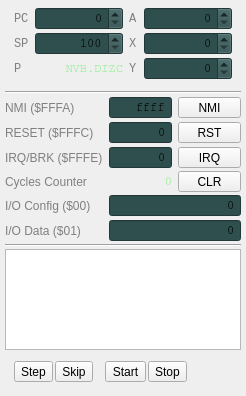
First picture: the form in cpuwidget.ui, repository rjaremczak/mo65x, before the edit.
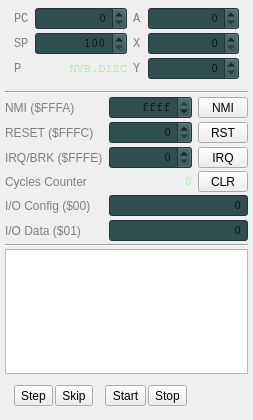
Second picture: the form after the edit. Custom widgets are drawn as their Qt base class.

Commit message: CpuWidget wired-up to Emulator through MainWindow, massive refactoring, KIL handling reimplemented, str resolution of enums through Q_ENUM replaced with plain switch

```diff
--- a/cpuwidget.ui
+++ b/cpuwidget.ui
@@ -6,8 +6,8 @@
    <rect>
     <x>0</x>
     <y>0</y>
-    <width>246</width>
-    <height>396</height>
+    <width>253</width>
+    <height>420</height>
    </rect>
   </property>
   <property name="maximumSize">
@@ -69,6 +69,12 @@
        </property>
        <item row="0" column="3">
         <widget class="ByteSpinBox" name="regA">
+         <property name="sizePolicy">
+          <sizepolicy hsizetype="Minimum" vsizetype="Fixed">
+           <horstretch>0</horstretch>
+           <verstretch>0</verstretch>
+          </sizepolicy>
+         </property>
          <property name="font">
           <font>
            <family>Courier</family>
@@ -408,7 +414,7 @@
         </property>
         <property name="minimumSize">
          <size>
-          <width>55</width>
+          <width>50</width>
           <height>0</height>
          </size>
         </property>
@@ -429,6 +435,18 @@
       </item>
       <item row="0" column="1">
        <widget class="WordSpinBox" name="nmiVector">
+        <property name="sizePolicy">
+         <sizepolicy hsizetype="MinimumExpanding" vsizetype="Fixed">
+          <horstretch>0</horstretch>
+          <verstretch>0</verstretch>
+         </sizepolicy>
+        </property>
+        <property name="minimumSize">
+         <size>
+          <width>65</width>
+          <height>0</height>
+         </size>
+        </property>
         <property name="font">
          <font>
           <family>Courier</family>
@@ -441,10 +459,10 @@
          <set>Qt::AlignRight|Qt::AlignTrailing|Qt::AlignVCenter</set>
         </property>
         <property name="readOnly">
-         <bool>true</bool>
+         <bool>false</bool>
         </property>
         <property name="buttonSymbols">
-         <enum>QAbstractSpinBox::NoButtons</enum>
+         <enum>QAbstractSpinBox::UpDownArrows</enum>
         </property>
         <property name="maximum">
          <number>65535</number>
@@ -490,6 +508,12 @@
       </item>
       <item row="2" column="1">
        <widget class="WordSpinBox" name="irqVector">
+        <property name="minimumSize">
+         <size>
+          <width>65</width>
+          <height>0</height>
+         </size>
+        </property>
         <property name="font">
          <font>
           <family>Courier</family>
@@ -502,7 +526,7 @@
          <set>Qt::AlignRight|Qt::AlignTrailing|Qt::AlignVCenter</set>
         </property>
         <property name="buttonSymbols">
-         <enum>QAbstractSpinBox::NoButtons</enum>
+         <enum>QAbstractSpinBox::UpDownArrows</enum>
         </property>
         <property name="maximum">
          <number>65535</number>
@@ -532,7 +556,7 @@
         </property>
         <property name="minimumSize">
          <size>
-          <width>55</width>
+          <width>50</width>
           <height>0</height>
          </size>
         </property>
@@ -554,7 +578,7 @@
         </property>
         <property name="minimumSize">
          <size>
-          <width>55</width>
+          <width>50</width>
           <height>0</height>
          </size>
         </property>
@@ -573,7 +597,7 @@
         </property>
         <property name="minimumSize">
          <size>
-          <width>55</width>
+          <width>50</width>
           <height>0</height>
          </size>
         </property>
@@ -584,6 +608,12 @@
       </item>
       <item row="1" column="1">
        <widget class="WordSpinBox" name="resetVector">
+        <property name="minimumSize">
+         <size>
+          <width>65</width>
+          <height>0</height>
+         </size>
+        </property>
         <property name="font">
          <font>
           <family>Courier</family>
@@ -596,7 +626,7 @@
          <set>Qt::AlignRight|Qt::AlignTrailing|Qt::AlignVCenter</set>
         </property>
         <property name="buttonSymbols">
-         <enum>QAbstractSpinBox::NoButtons</enum>
+         <enum>QAbstractSpinBox::UpDownArrows</enum>
         </property>
         <property name="maximum">
          <number>65535</number>
```
The commit also changes 24 other files.
